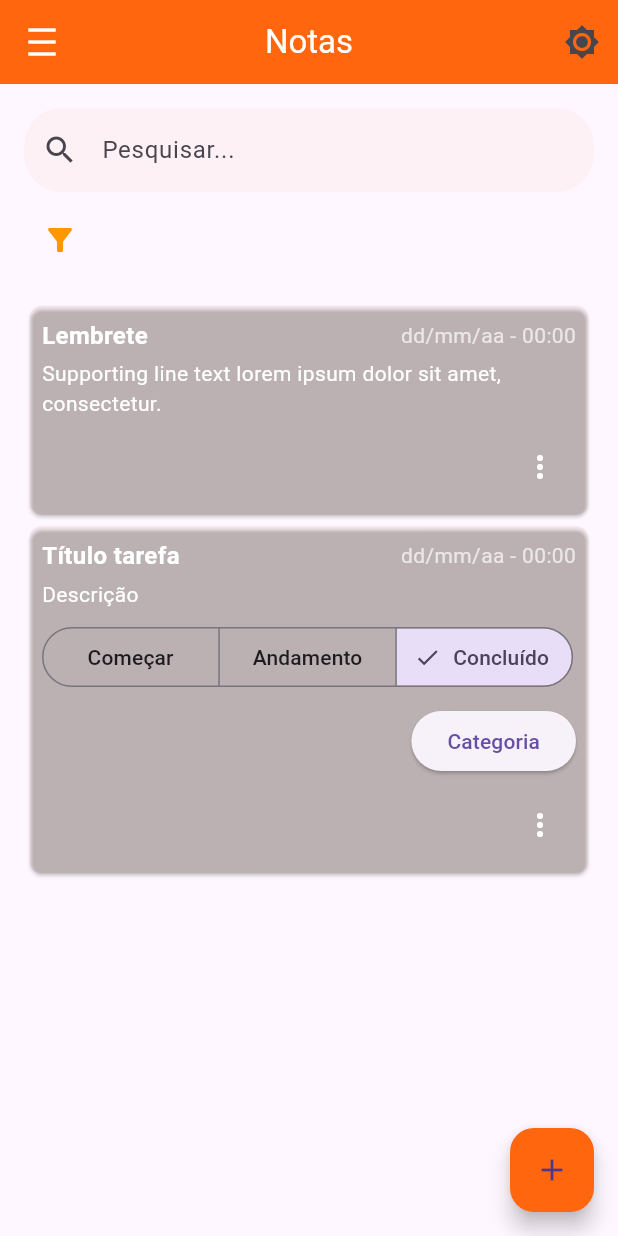
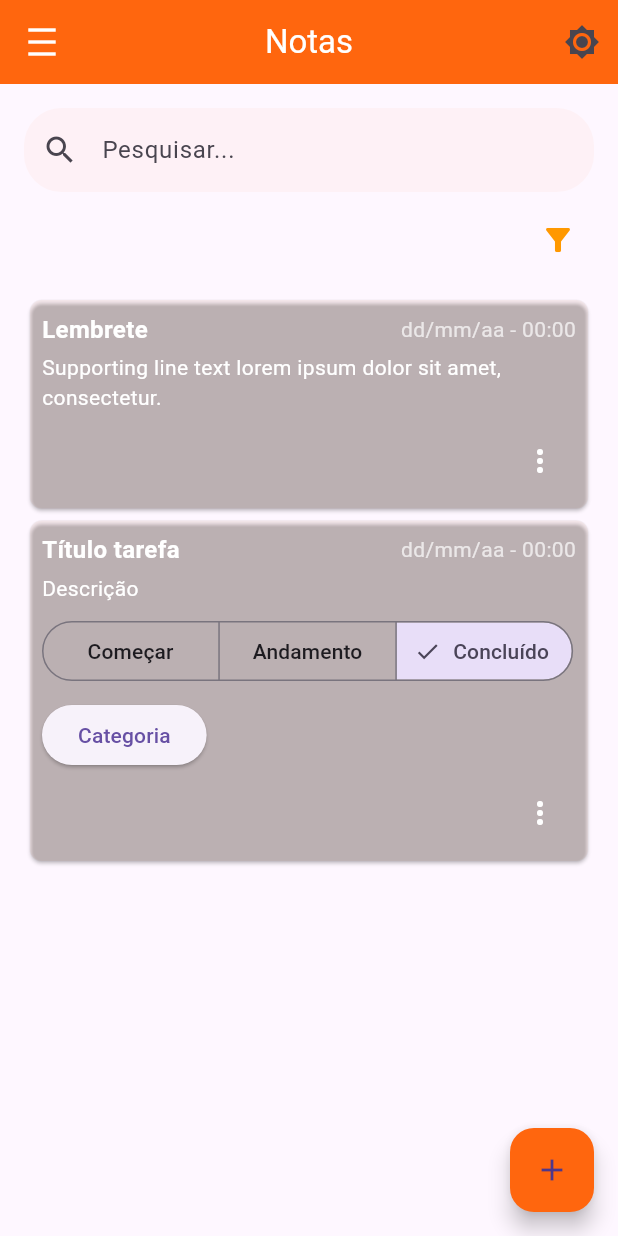
Before and after one commit to piquibr/Flutter_Project_Facul_definitive, a Flutter app: the InicialMainPage screen opened directly, on a phone screen of 412 x 824 dp. Run offline on Flutter 3.47's test engine with Material 3 defaults, Android fonts, the phone set to English and light mode, and no system bars; our stand-ins replace auto_size_text.

Commit message:
Main Page OK

```diff
--- a/lib/pages/mainPages/inicialMain-page.dart
+++ b/lib/pages/mainPages/inicialMain-page.dart
@@ -94,7 +94,7 @@ class _InicialMainPageState extends State<InicialMainPage> {
 
             SizedBox(height: 8.0),
             Align(
-              alignment: Alignment.centerLeft,
+              alignment: Alignment.centerRight,
               child: IconButton(
                 icon: Icon(Icons.filter_alt, color: Colors.orange),
                 onPressed: () {
@@ -173,7 +173,7 @@ class _InicialMainPageState extends State<InicialMainPage> {
             ),
 
 
-            SizedBox(height: 16.0),
+            SizedBox(height: 12.0),
             Expanded(
               child: ListView(
                 children: [
@@ -197,6 +197,7 @@ class _InicialMainPageState extends State<InicialMainPage> {
           ],
         ),
       ),
+
       floatingActionButton: FloatingActionButton(
         backgroundColor: const Color.fromARGB(255, 255, 102, 14),
         onPressed: () {
@@ -232,6 +233,7 @@ class _InicialMainPageState extends State<InicialMainPage> {
         },
         child: Icon(Icons.add),
       ),
+
     );
   }
 }
@@ -364,6 +366,9 @@ class TarefaItem extends StatelessWidget {
               description,
               style: TextStyle(color: Colors.white),
             ),
+
+
+
             SizedBox(height: 8),
             ValueListenableBuilder<String>(
               valueListenable: selectedStatus,
@@ -392,7 +397,7 @@ class TarefaItem extends StatelessWidget {
             ),
             SizedBox(height: 8),
             Align(
-              alignment: Alignment.bottomRight,
+              alignment: Alignment.bottomLeft,
               child: ElevatedButton(
                 onPressed: () {
                   showDialog(
@@ -422,7 +427,8 @@ class TarefaItem extends StatelessWidget {
                 child: Text('Categoria'),
               ),
             ),
-            SizedBox(height: 8),
+
+            SizedBox(height: 4),
             Align(
               alignment: Alignment.bottomRight,
               child: PopupMenuButton<String>(
@@ -446,6 +452,7 @@ class TarefaItem extends StatelessWidget {
                 ],
               ),
             ),
+
           ],
         ),
       ),
```
